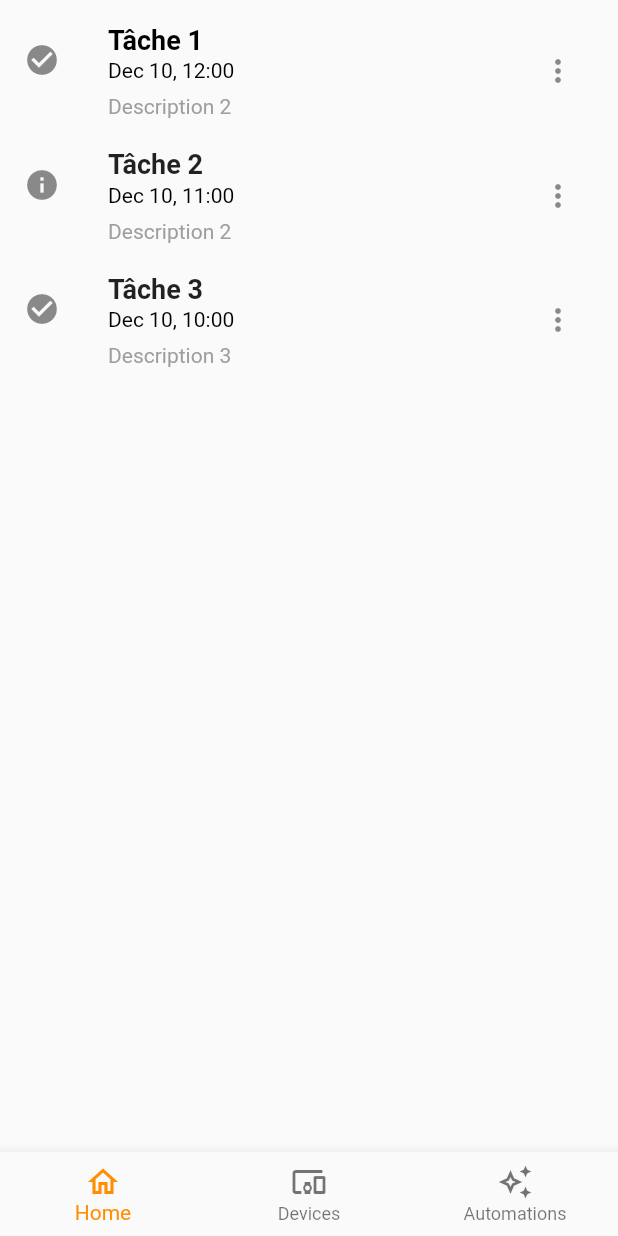
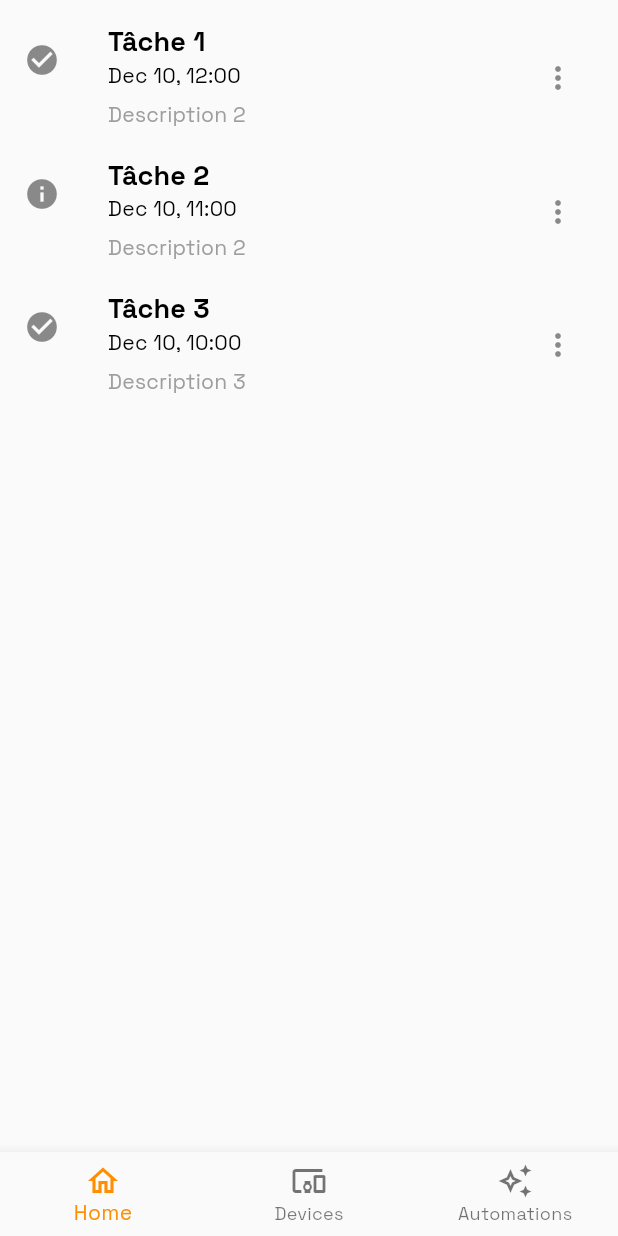
Before and after one commit to SwayLtd/Bewr-Home, a Flutter app: the ActivityPage screen opened by its route, on a phone screen of 412 x 824 dp. Run offline on Flutter 3.47's test engine with Material 2 defaults, Android fonts, the phone set to English and light mode, and no system bars; our stand-ins replace dotted_border, go_router, google_fonts; missing offline and left inert: flutter_shake_animated.

Commit message:
App theme general update
+ Add of private constructor to the AppTheme class
+ Add "Space Grotesk" Google Fonts to all text sizes

```diff
--- a/lib/core/app_theme.dart
+++ b/lib/core/app_theme.dart
@@ -1,13 +1,56 @@
 import 'package:flutter/material.dart';
+import 'package:google_fonts/google_fonts.dart';
 
 class AppTheme {
-  static final ThemeData light = ThemeData(
-    primarySwatch: Colors.blue,
+  AppTheme._();
+
+  static ThemeData light = ThemeData(
+    primaryColor: Colors.amberAccent,
+    primarySwatch: Colors.amber,
     brightness: Brightness.light,
+    fontFamily: GoogleFonts.spaceGrotesk().fontFamily,
+    textTheme: TextTheme(
+      displayLarge: GoogleFonts.spaceGrotesk(fontSize: 96, fontWeight: FontWeight.w300, letterSpacing: -1.5),
+      displayMedium: GoogleFonts.spaceGrotesk(fontSize: 60, fontWeight: FontWeight.w300, letterSpacing: -0.5),
+      displaySmall: GoogleFonts.spaceGrotesk(fontSize: 48, fontWeight: FontWeight.w400),
+      headlineMedium: GoogleFonts.spaceGrotesk(fontSize: 34, fontWeight: FontWeight.w400, letterSpacing: 0.25),
+      headlineSmall: GoogleFonts.spaceGrotesk(fontSize: 24, fontWeight: FontWeight.w400),
+      titleLarge: GoogleFonts.spaceGrotesk(fontSize: 20, fontWeight: FontWeight.w500, letterSpacing: 0.15),
+      titleMedium: GoogleFonts.spaceGrotesk(fontSize: 16, fontWeight: FontWeight.w400, letterSpacing: 0.15),
+      titleSmall: GoogleFonts.spaceGrotesk(fontSize: 14, fontWeight: FontWeight.w500, letterSpacing: 0.1),
+      bodyLarge: GoogleFonts.spaceGrotesk(fontSize: 16, fontWeight: FontWeight.w400, letterSpacing: 0.5),
+      bodyMedium: GoogleFonts.spaceGrotesk(fontSize: 14, fontWeight: FontWeight.w400, letterSpacing: 0.25),
+      labelLarge: GoogleFonts.spaceGrotesk(fontSize: 14, fontWeight: FontWeight.w500, letterSpacing: 1.25),
+      bodySmall: GoogleFonts.spaceGrotesk(fontSize: 12, fontWeight: FontWeight.w400, letterSpacing: 0.4),
+      labelSmall: GoogleFonts.spaceGrotesk(fontSize: 10, fontWeight: FontWeight.w400, letterSpacing: 1.5),
+    ).apply(
+      bodyColor: Colors.black,
+      displayColor: Colors.black,
+    ),
   );
 
-  static final ThemeData dark = ThemeData(
-    primarySwatch: Colors.blue,
+  static ThemeData dark = ThemeData(
+    primaryColor: Colors.amberAccent,
+    primarySwatch: Colors.amber,
     brightness: Brightness.dark,
+    fontFamily: GoogleFonts.spaceGrotesk().fontFamily,
+    textTheme: TextTheme(
+      displayLarge: GoogleFonts.spaceGrotesk(fontSize: 96, fontWeight: FontWeight.w300, letterSpacing: -1.5),
+      displayMedium: GoogleFonts.spaceGrotesk(fontSize: 60, fontWeight: FontWeight.w300, letterSpacing: -0.5),
+      displaySmall: GoogleFonts.spaceGrotesk(fontSize: 48, fontWeight: FontWeight.w400),
+      headlineMedium: GoogleFonts.spaceGrotesk(fontSize: 34, fontWeight: FontWeight.w400, letterSpacing: 0.25),
+      headlineSmall: GoogleFonts.spaceGrotesk(fontSize: 24, fontWeight: FontWeight.w400),
+      titleLarge: GoogleFonts.spaceGrotesk(fontSize: 20, fontWeight: FontWeight.w500, letterSpacing: 0.15),
+      titleMedium: GoogleFonts.spaceGrotesk(fontSize: 16, fontWeight: FontWeight.w400, letterSpacing: 0.15),
+      titleSmall: GoogleFonts.spaceGrotesk(fontSize: 14, fontWeight: FontWeight.w500, letterSpacing: 0.1),
+      bodyLarge: GoogleFonts.spaceGrotesk(fontSize: 16, fontWeight: FontWeight.w400, letterSpacing: 0.5),
+      bodyMedium: GoogleFonts.spaceGrotesk(fontSize: 14, fontWeight: FontWeight.w400, letterSpacing: 0.25),
+      labelLarge: GoogleFonts.spaceGrotesk(fontSize: 14, fontWeight: FontWeight.w500, letterSpacing: 1.25),
+      bodySmall: GoogleFonts.spaceGrotesk(fontSize: 12, fontWeight: FontWeight.w400, letterSpacing: 0.4),
+      labelSmall: GoogleFonts.spaceGrotesk(fontSize: 10, fontWeight: FontWeight.w400, letterSpacing: 1.5),
+    ).apply(
+      bodyColor: Colors.black,
+      displayColor: Colors.black,
+    ),
   );
 }
--- a/pubspec.yaml
+++ b/pubspec.yaml
@@ -38,6 +38,7 @@ dependencies:
   flutter_bloc: ^7.3.0
   flutter_shake_animated: ^0.0.5
   go_router: ^6.0.0
+  google_fonts: ^3.0.1
   shared_preferences: ^2.0.15
 
 dev_dependencies:
```
Also changed, not shown: pubspec.lock.
